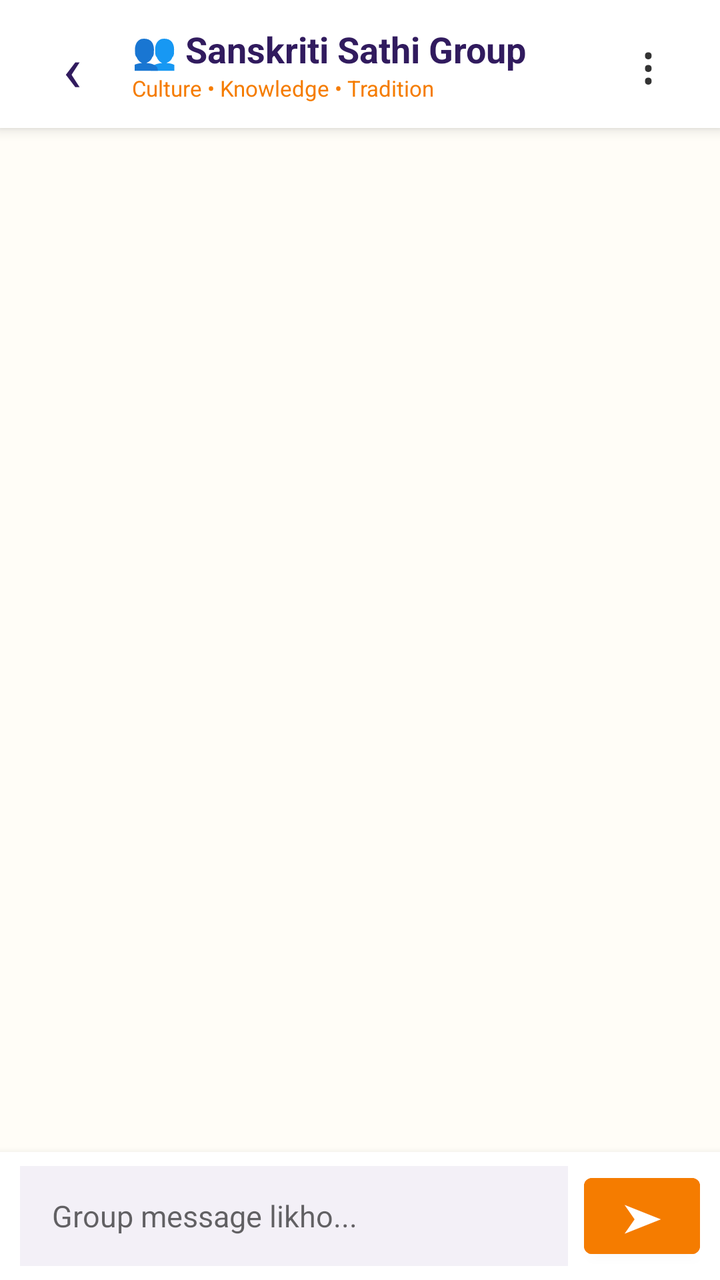
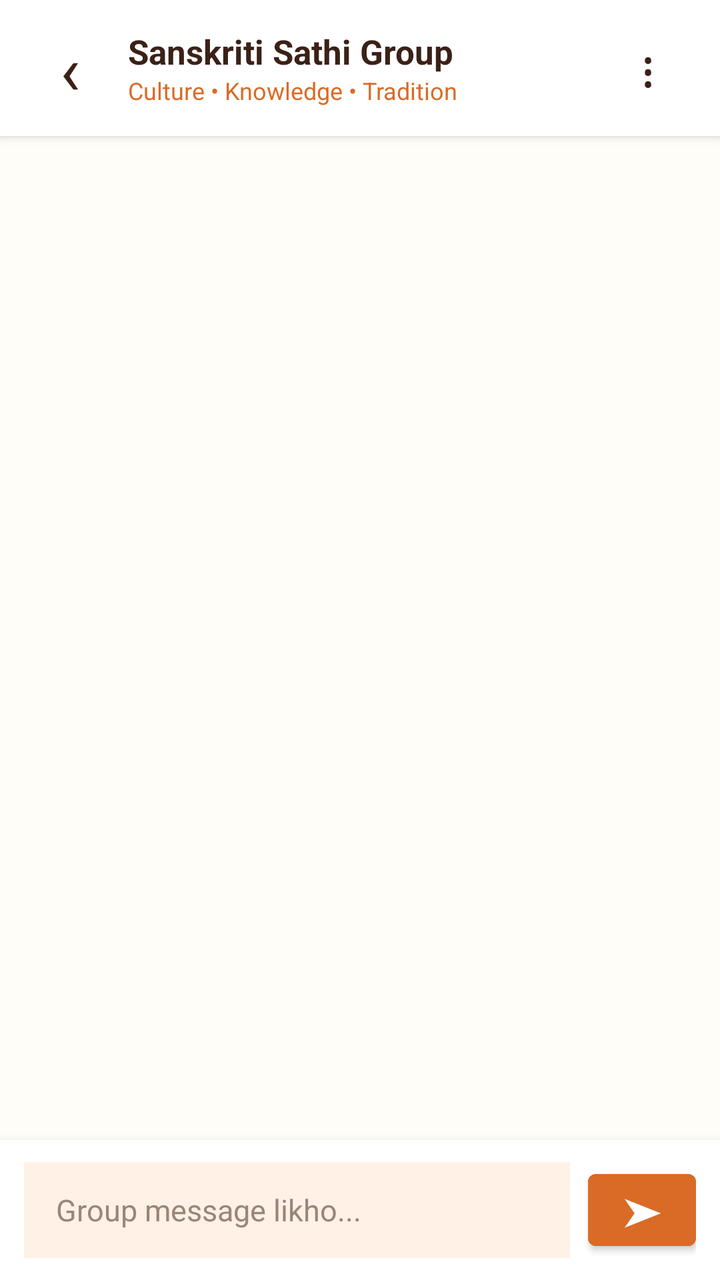

Before-and-after screenshots of an Android layout around one commit, followed by the original layout XML and the change that was made.
<!-- AndroidManifest.xml: application theme Theme.SanskritiSathi -->
<!-- res/layout/activity_group_chat.xml -->
<?xml version="1.0" encoding="utf-8"?>
<LinearLayout
    xmlns:android="http://schemas.android.com/apk/res/android"
    android:layout_width="match_parent"
    android:layout_height="match_parent"
    android:orientation="vertical"
    android:background="#FFFDF7"
    android:clipToPadding="false"
>

    
    <LinearLayout
        android:layout_width="match_parent"
        android:layout_height="64dp"
        android:gravity="center_vertical"
        android:paddingStart="16dp"
        android:paddingEnd="16dp"
        android:background="#FFFFFF"
        android:elevation="4dp">

        <TextView
            android:layout_width="40dp"
            android:layout_height="40dp"
            android:gravity="center"
            android:text="‹"
            android:textSize="32sp"
            android:textColor="#311B5E"
            android:id="@+id/groupBackButton"
            android:clickable="true"
            android:focusable="true"/>

        <LinearLayout
            android:layout_width="0dp"
            android:layout_height="wrap_content"
            android:layout_weight="1"
            android:layout_marginStart="10dp"
            android:orientation="vertical">

            <TextView
                android:layout_width="wrap_content"
                android:layout_height="wrap_content"
                android:text="👥 Sanskriti Sathi Group"
                android:textSize="18sp"
                android:textStyle="bold"
                android:textColor="#311B5E"/>

            <TextView
                android:layout_width="wrap_content"
                android:layout_height="wrap_content"
                android:text="Culture • Knowledge • Tradition"
                android:textSize="11sp"
                android:textColor="#F57C00"/>
        </LinearLayout>

        <TextView
            android:layout_width="40dp"
            android:layout_height="40dp"
            android:gravity="center"
            android:text="⋮"
            android:textSize="26sp"
            android:textColor="#333333"/>
    </LinearLayout>

    
    <androidx.recyclerview.widget.RecyclerView
        android:id="@+id/groupMessagesRecyclerView"
        android:layout_width="match_parent"
        android:layout_height="0dp"
        android:layout_weight="1"
        android:clipToPadding="false"
        android:paddingTop="8dp"
        android:paddingBottom="8dp"
        android:overScrollMode="never"/>

    
    <LinearLayout
        android:layout_width="match_parent"
        android:layout_height="64dp"
        android:gravity="center_vertical"
        android:paddingStart="10dp"
        android:paddingEnd="10dp"
        android:background="#FFFFFF"
        android:elevation="6dp">

        <EditText
            android:id="@+id/groupMessageInput"
            android:layout_width="0dp"
            android:layout_height="50dp"
            android:layout_weight="1"
            android:hint="Group message likho..."
            android:textSize="15sp"
            android:paddingStart="16dp"
            android:paddingEnd="16dp"
            android:background="#F3F0F7"
            android:singleLine="true"
            android:maxLength="500"/>

        <Button
            android:id="@+id/groupSendButton"
            android:layout_width="58dp"
            android:layout_height="50dp"
            android:layout_marginStart="8dp"
            android:text="➤"
            android:textSize="20sp"
            android:textColor="#FFFFFF"
            android:backgroundTint="#F57C00"/>
    </LinearLayout>

</LinearLayout>
<!-- resources referenced by this layout -->
<resources>
  <style name="Theme.SanskritiSathi" parent="Theme.MaterialComponents.DayNight.NoActionBar">
  
          <item name="android:fontFamily">sans-serif</item>
  
          
          <item name="android:statusBarColor">#0F111A</item>
          <item name="android:windowLightStatusBar">false</item>
  
          <item name="android:navigationBarColor">#1A1D2B</item>
  
          <item name="android:windowActionModeOverlay">true</item>
          <item name="android:windowNoTitle">true</item>
  
          <item name="android:windowBackground">#0F111A</item>
  
          <item name="android:textColorPrimary">#FFFFFF</item>
          <item name="android:textColorSecondary">#A0A5B5</item>
  
      </style>
</resources>

<!-- the commit's change to res/layout/activity_group_chat.xml (unified diff, before → after) -->
@@ -1,55 +1,53 @@
 <?xml version="1.0" encoding="utf-8"?>
-<LinearLayout
-    xmlns:android="http://schemas.android.com/apk/res/android"
+<LinearLayout xmlns:android="http://schemas.android.com/apk/res/android"
     android:layout_width="match_parent"
     android:layout_height="match_parent"
     android:orientation="vertical"
     android:background="#FFFDF7"
-    android:clipToPadding="false"
->
+    android:fitsSystemWindows="true">
 
-    
     <LinearLayout
         android:layout_width="match_parent"
-        android:layout_height="64dp"
+        android:layout_height="68dp"
         android:gravity="center_vertical"
-        android:paddingStart="16dp"
+        android:paddingStart="14dp"
         android:paddingEnd="16dp"
         android:background="#FFFFFF"
-        android:elevation="4dp">
+        android:elevation="3dp">
 
         <TextView
-            android:layout_width="40dp"
-            android:layout_height="40dp"
+            android:id="@+id/groupBackButton"
+            android:layout_width="42dp"
+            android:layout_height="48dp"
             android:gravity="center"
             android:text="‹"
-            android:textSize="32sp"
-            android:textColor="#311B5E"
-            android:id="@+id/groupBackButton"
+            android:textSize="34sp"
+            android:textColor="#3B2117"
             android:clickable="true"
-            android:focusable="true"/>
+            android:focusable="true"
+            android:contentDescription="Back" />
 
         <LinearLayout
             android:layout_width="0dp"
             android:layout_height="wrap_content"
             android:layout_weight="1"
-            android:layout_marginStart="10dp"
+            android:layout_marginStart="8dp"
             android:orientation="vertical">
 
             <TextView
                 android:layout_width="wrap_content"
                 android:layout_height="wrap_content"
-                android:text="👥 Sanskriti Sathi Group"
-                android:textSize="18sp"
+                android:text="Sanskriti Sathi Group"
+                android:textSize="17sp"
                 android:textStyle="bold"
-                android:textColor="#311B5E"/>
+                android:textColor="#3B2117" />
 
             <TextView
                 android:layout_width="wrap_content"
                 android:layout_height="wrap_content"
                 android:text="Culture • Knowledge • Tradition"
-                android:textSize="11sp"
-                android:textColor="#F57C00"/>
+                android:textSize="12sp"
+                android:textColor="#D96B27" />
         </LinearLayout>
 
         <TextView
@@ -57,53 +55,59 @@
             android:layout_height="40dp"
             android:gravity="center"
             android:text="⋮"
-            android:textSize="26sp"
-            android:textColor="#333333"/>
+            android:textSize="25sp"
+            android:textColor="#3B2117" />
     </LinearLayout>
 
-    
     <androidx.recyclerview.widget.RecyclerView
         android:id="@+id/groupMessagesRecyclerView"
         android:layout_width="match_parent"
         android:layout_height="0dp"
         android:layout_weight="1"
         android:clipToPadding="false"
-        android:paddingTop="8dp"
-        android:paddingBottom="8dp"
-        android:overScrollMode="never"/>
+        android:paddingStart="10dp"
+        android:paddingEnd="10dp"
+        android:paddingTop="12dp"
+        android:paddingBottom="12dp"
+        android:overScrollMode="never" />
 
-    
     <LinearLayout
         android:layout_width="match_parent"
-        android:layout_height="64dp"
+        android:layout_height="wrap_content"
+        android:minHeight="70dp"
         android:gravity="center_vertical"
-        android:paddingStart="10dp"
-        android:paddingEnd="10dp"
+        android:paddingStart="12dp"
+        android:paddingEnd="12dp"
+        android:paddingTop="9dp"
+        android:paddingBottom="9dp"
         android:background="#FFFFFF"
-        android:elevation="6dp">
+        android:elevation="8dp">
 
         <EditText
             android:id="@+id/groupMessageInput"
             android:layout_width="0dp"
-            android:layout_height="50dp"
+            android:layout_height="48dp"
             android:layout_weight="1"
             android:hint="Group message likho..."
             android:textSize="15sp"
+            android:textColor="#3B2117"
+            android:textColorHint="#9A8579"
             android:paddingStart="16dp"
             android:paddingEnd="16dp"
-            android:background="#F3F0F7"
+            android:background="#FFF1E6"
             android:singleLine="true"
-            android:maxLength="500"/>
+            android:maxLength="500"
+            android:imeOptions="actionSend" />
 
         <Button
             android:id="@+id/groupSendButton"
-            android:layout_width="58dp"
-            android:layout_height="50dp"
-            android:layout_marginStart="8dp"
+            android:layout_width="54dp"
+            android:layout_height="48dp"
+            android:layout_marginStart="9dp"
             android:text="➤"
             android:textSize="20sp"
             android:textColor="#FFFFFF"
-            android:backgroundTint="#F57C00"/>
+            android:backgroundTint="#D96B27"
+            android:contentDescription="Send group message" />
     </LinearLayout>
-
 </LinearLayout>
